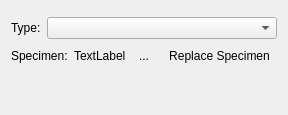
Above: src/scipyen/gui/widgets/dataclasswidgets/biologicalsourcewidget.ui from ctigaret/scipyen before the change. Below: the same form after it.
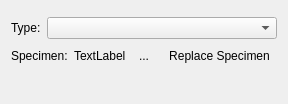
That is the form after the change. Icons and pictures are not drawn. Custom widgets are drawn as their Qt base class.

What changed in the file:
```diff
--- a/src/scipyen/gui/widgets/dataclasswidgets/biologicalsourcewidget.ui
+++ b/src/scipyen/gui/widgets/dataclasswidgets/biologicalsourcewidget.ui
@@ -7,7 +7,7 @@
     <x>0</x>
     <y>0</y>
     <width>246</width>
-    <height>115</height>
+    <height>104</height>
    </rect>
   </property>
   <property name="windowTitle">
```
